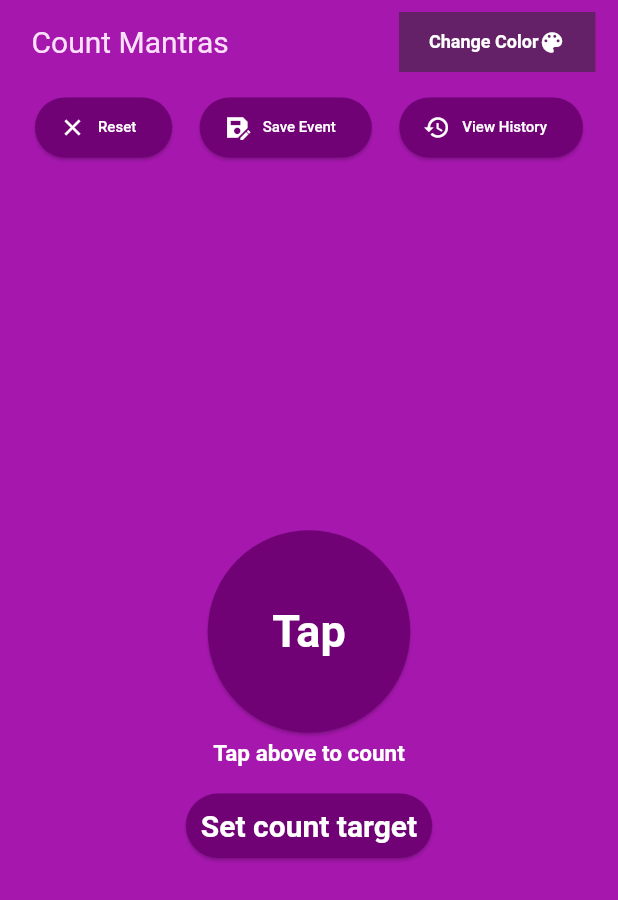
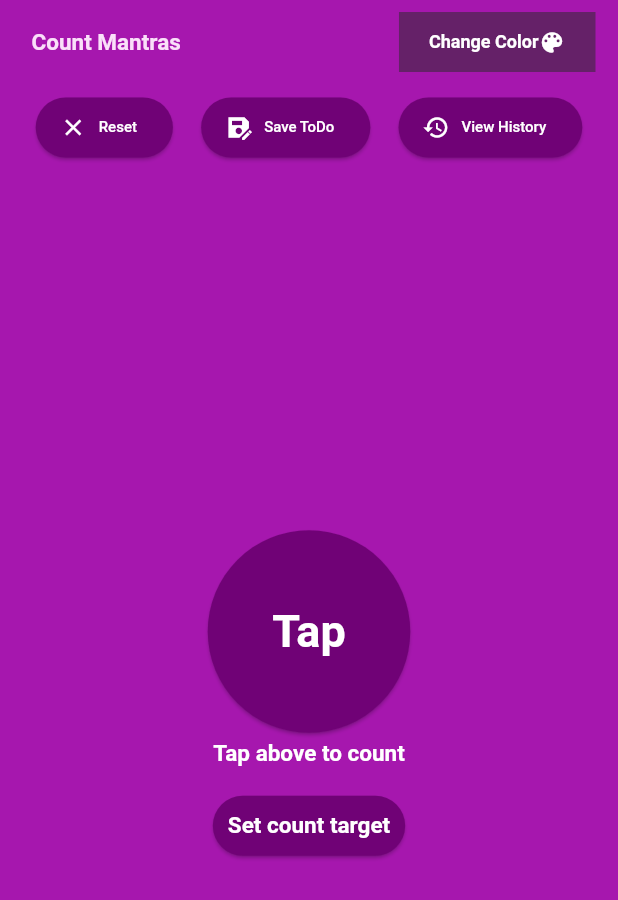
Before and after one commit to SreedharLakshman2/count_mantras, a Flutter app: the screen it shows after launch, on a phone screen of 412 x 824 dp. Shown: the top 900 px of the screen. Run offline on Flutter 3.47's test engine with Material 2 defaults, Android fonts, the phone set to English and light mode, and no system bars; our stand-ins replace google_mobile_ads, hive, hive_flutter, vibration; accounts and stored records are empty; network calls fail.

Commit message:
Updated List view UI.

```diff
--- a/lib/counter_view.dart
+++ b/lib/counter_view.dart
@@ -246,14 +246,14 @@ class CounterViewWithTapState extends State<CounterViewWithTap> {
         builder: (context) => AlertDialog(
           backgroundColor: Color.fromARGB(255, 240, 125, 233),
           title: Text(
-            count == 0 ? 'Save event' : 'Save count event',
+            count == 0 ? 'Save Todo' : 'Save Event',
             style: TextStyle(
                 color: Colors.white, fontWeight: FontWeight.bold, fontSize: 20),
             textAlign: TextAlign.center,
           ),
           content: TextField(
             decoration: const InputDecoration(
-                hintText: "Enter event title",
+                hintText: "Enter todo/event title",
                 icon: Icon(Icons.text_fields_rounded)),
             controller: saveCountInfoTitlecontroler,
             keyboardType: TextInputType.text,
@@ -320,7 +320,7 @@ class CounterViewWithTapState extends State<CounterViewWithTap> {
                   icon:
                       Icon(Icons.save_as_sharp), //icon data for elevated button
                   label: Text(
-                    count > 0 ? 'Save Count' : 'Save Event',
+                    count > 0 ? 'Save Event' : 'Save ToDo',
                     style: TextStyle(fontSize: 10),
                   ), //label text
                 ),
@@ -418,7 +418,7 @@ class CounterViewWithTapState extends State<CounterViewWithTap> {
                     ? 'Set count target'
                     : 'Count target is $targetCount',
                 style:
-                    const TextStyle(fontSize: 20, fontWeight: FontWeight.bold),
+                    const TextStyle(fontSize: 15, fontWeight: FontWeight.bold),
                 maxLines: 2,
               ),
             ),
--- a/lib/main.dart
+++ b/lib/main.dart
@@ -79,7 +79,8 @@ class CounterViewState extends State<CounterView> {
               'Count Mantras',
               style: TextStyle(
                 color: Color.fromARGB(255, 250, 224, 249),
-                fontWeight: FontWeight.normal,
+                fontWeight: FontWeight.bold,
+                fontSize: 15,
               ),
               textAlign: TextAlign.start,
               maxLines: 2,
```
Also changed, not shown: lib/history_item.dart (+35 -3 lines).
